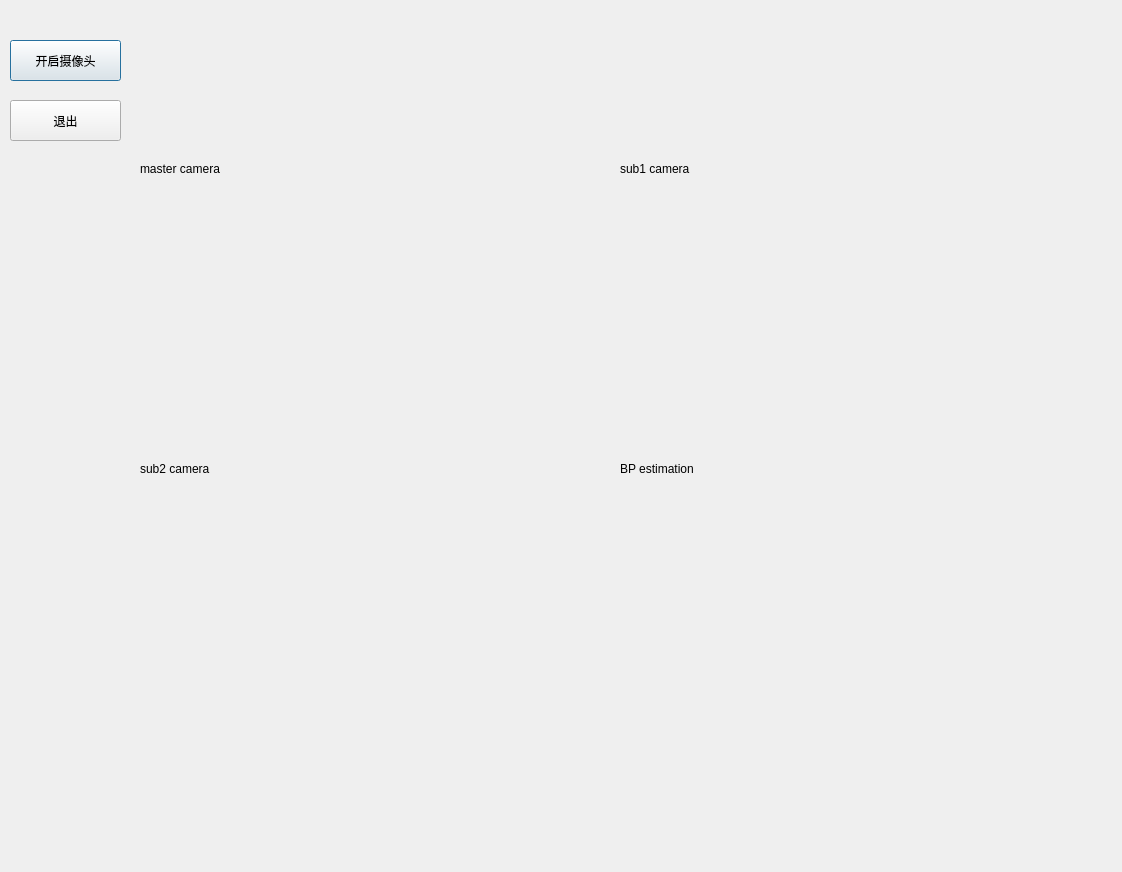
The window that ui/camera.ui (fw-codes-files/pyqt5) describes before a commit, drawn with Qt 5.
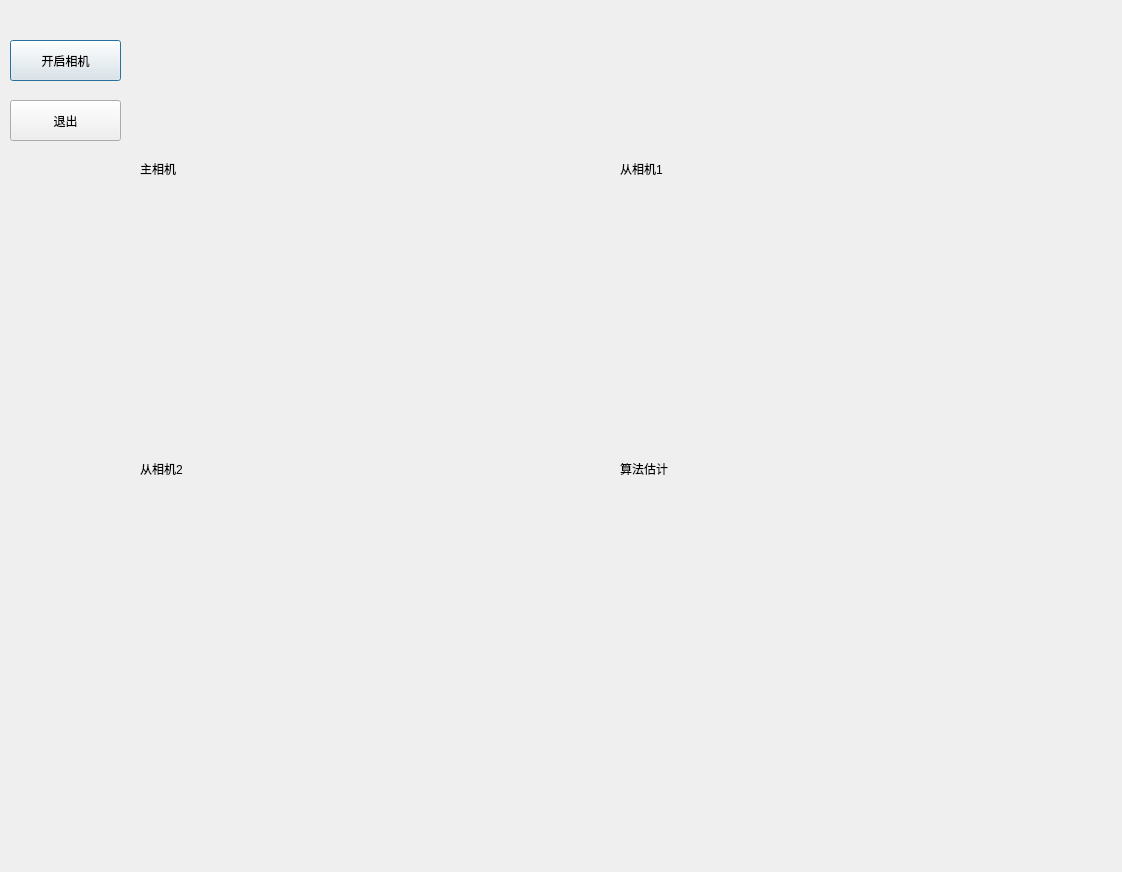
The same window after the commit.

Commit message: 新增ui文件动态加载功能

Diff of the .ui file:
```diff
--- a/ui/camera.ui
+++ b/ui/camera.ui
@@ -23,7 +23,7 @@
     </rect>
    </property>
    <property name="text">
-    <string>开启摄像头</string>
+    <string>开启相机</string>
    </property>
   </widget>
   <widget class="QPushButton" name="exit">
@@ -49,7 +49,7 @@
     </rect>
    </property>
    <property name="text">
-    <string>master camera</string>
+    <string>主相机</string>
    </property>
   </widget>
   <widget class="QLabel" name="sub1">
@@ -62,7 +62,7 @@
     </rect>
    </property>
    <property name="text">
-    <string>sub1 camera</string>
+    <string>从相机1</string>
    </property>
   </widget>
   <widget class="QLabel" name="sub2">
@@ -75,7 +75,7 @@
     </rect>
    </property>
    <property name="text">
-    <string>sub2 camera</string>
+    <string>从相机2</string>
    </property>
   </widget>
   <widget class="QLabel" name="BP">
@@ -88,7 +88,7 @@
     </rect>
    </property>
    <property name="text">
-    <string>BP estimation</string>
+    <string>算法估计</string>
    </property>
   </widget>
  </widget>
```
Left out of the diff: 4 changed lines with no effect on the pictures. The commit also changes 2 other files.
